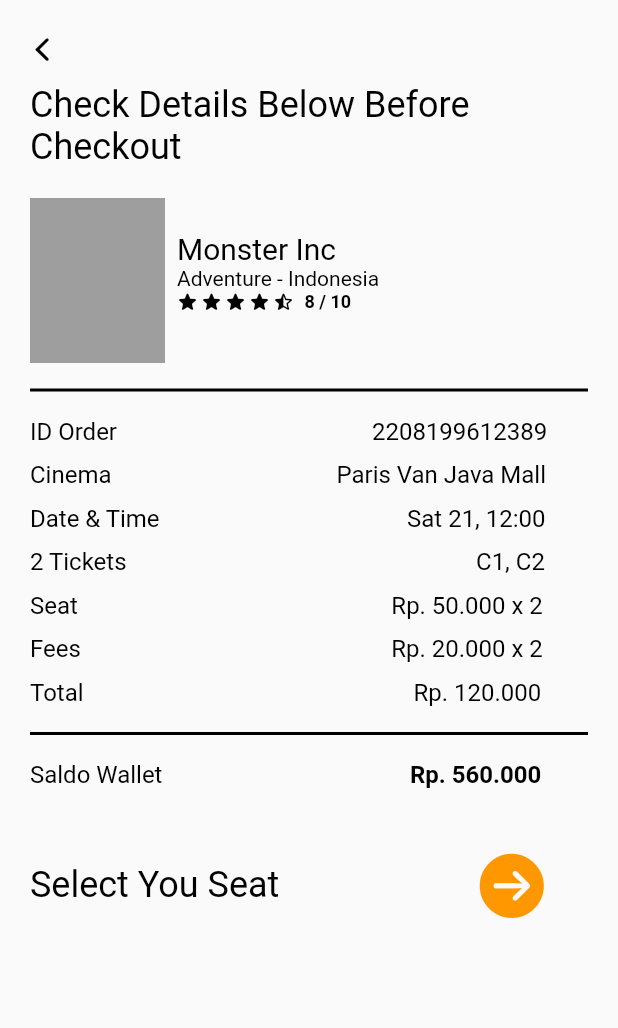
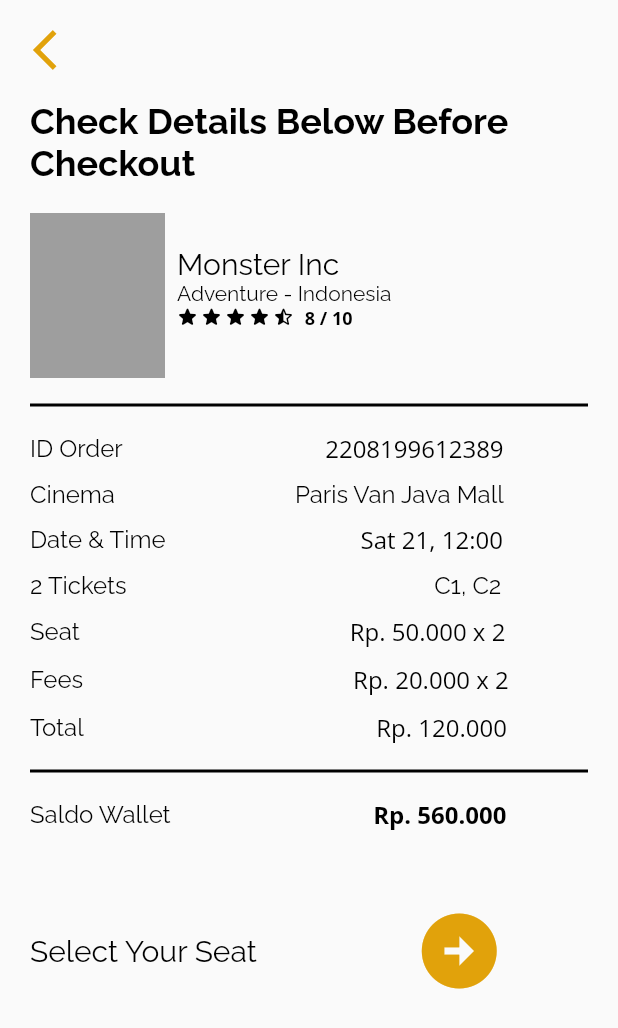
Before and after one commit to Chintialiuw/FlutixApp, a Flutter app: the checkout screen opened directly, on a phone screen of 412 x 824 dp. Shown: the top 1028 px of the screen. Run offline on Flutter 3.47's test engine with Material 2 defaults, Android fonts, the phone set to English and light mode, and no system bars; our stand-ins replace firebase_auth, firebase_core, google_fonts, shared_preferences; accounts and stored records are empty; network calls fail.

Commit message:
Update checkout.dart

```diff
--- a/lib/ui/pages/home/checkout.dart
+++ b/lib/ui/pages/home/checkout.dart
@@ -3,6 +3,7 @@
 import 'package:flutixapp/ui/pages/home/success_checkout.dart';
 import 'package:flutter/cupertino.dart';
 import 'package:flutter/material.dart';
+import 'package:google_fonts/google_fonts.dart';
 
 class checkout extends StatefulWidget {
   const checkout({super.key});
@@ -19,14 +20,15 @@ class _checkoutState extends State<checkout> {
         elevation: 0,
         backgroundColor: Colors.transparent,
         leading: Padding(
-          padding: const EdgeInsets.only(top: 10.0),
+          padding: const EdgeInsets.only(top: 10.0, left: 20),
           child: InkWell(
             onTap: () {
               Navigator.pop(context);
             },
             child: Icon(
-              CupertinoIcons.back,
-              color: Colors.black,
+              Icons.arrow_back_ios,
+              color: Color(0xFFE1A20B),
+              size: 32,
             ),
           ),
         ),
@@ -37,13 +39,13 @@ class _checkoutState extends State<checkout> {
             crossAxisAlignment: CrossAxisAlignment.start,
             children: [
               Padding(
-                padding: const EdgeInsets.only(left: 20.0, bottom: 10.0),
+                padding: const EdgeInsets.only(left: 20.0, bottom: 10.0, top: 10, right: 20),
                 child: Text(
                   "Check Details Below Before Checkout",
-                  style: TextStyle(
+                  style: GoogleFonts.raleway(
                       color: Colors.black,
                       fontSize: 24,
-                      fontWeight: FontWeight.normal),
+                      fontWeight: FontWeight.bold),
                 ),
               ),
               Row(
@@ -61,7 +63,7 @@ class _checkoutState extends State<checkout> {
                         padding: const EdgeInsets.only(left: 8.0),
                         child: Text(
                           "Monster Inc",
-                          style: TextStyle(
+                          style: GoogleFonts.raleway(
                             color: Colors.black,
                             fontSize: 20,
                             fontWeight: FontWeight.normal,
@@ -72,7 +74,7 @@ class _checkoutState extends State<checkout> {
                         padding: const EdgeInsets.only(left: 8.0),
                         child: Text(
                           "Adventure - Indonesia",
-                          style: TextStyle(
+                          style: GoogleFonts.raleway(
                             color: Colors.black,
                             fontSize: 14,
                             fontWeight: FontWeight.normal,
@@ -96,7 +98,7 @@ class _checkoutState extends State<checkout> {
                             ),
                             Text(
                               "  8 / 10",
-                              style: TextStyle(
+                              style: GoogleFonts.openSans(
                                 color: Colors.black,
                                 fontSize: 12,
                                 fontWeight: FontWeight.bold,
@@ -126,17 +128,17 @@ class _checkoutState extends State<checkout> {
                         Text(
                           "ID Order",
                           textAlign: TextAlign.left,
-                          style: TextStyle(
+                          style: GoogleFonts.raleway(
                             color: Colors.black,
                             fontSize: 16,
                             fontWeight: FontWeight.normal,
                           ),
                         ),
-                        SizedBox(width: 170),
+                        SizedBox(width: 135),
                         Text(
                           "2208199612389",
                           textAlign: TextAlign.right,
-                          style: TextStyle(
+                          style: GoogleFonts.openSans(
                             color: Colors.black,
                             fontSize: 16,
                             fontWeight: FontWeight.normal,
@@ -150,17 +152,17 @@ class _checkoutState extends State<checkout> {
                         Text(
                           "Cinema",
                           textAlign: TextAlign.left,
-                          style: TextStyle(
+                          style: GoogleFonts.raleway(
                             color: Colors.black,
                             fontSize: 16,
                             fontWeight: FontWeight.normal,
                           ),
                         ),
-                        SizedBox(width: 150),
+                        SizedBox(width: 120),
                         Text(
                           "Paris Van Java Mall",
                           textAlign: TextAlign.right,
-                          style: TextStyle(
+                          style: GoogleFonts.raleway(
                             color: Colors.black,
                             fontSize: 16,
                             fontWeight: FontWeight.normal,
@@ -174,17 +176,17 @@ class _checkoutState extends State<checkout> {
                         Text(
                           "Date & Time",
                           textAlign: TextAlign.left,
-                          style: TextStyle(
+                          style: GoogleFonts.raleway(
                             color: Colors.black,
                             fontSize: 16,
                             fontWeight: FontWeight.normal,
                           ),
                         ),
-                        SizedBox(width: 165),
+                        SizedBox(width: 130),
                         Text(
                           "Sat 21, 12:00",
                           textAlign: TextAlign.right,
-                          style: TextStyle(
+                          style: GoogleFonts.openSans(
                             color: Colors.black,
                             fontSize: 16,
                             fontWeight: FontWeight.normal,
@@ -198,17 +200,17 @@ class _checkoutState extends State<checkout> {
                         Text(
                           "2 Tickets",
                           textAlign: TextAlign.left,
-                          style: TextStyle(
+                          style: GoogleFonts.raleway(
                             color: Colors.black,
                             fontSize: 16,
                             fontWeight: FontWeight.normal,
                           ),
                         ),
-                        SizedBox(width: 233),
+                        SizedBox(width: 205),
                         Text(
                           "C1, C2",
                           textAlign: TextAlign.right,
-                          style: TextStyle(
+                          style: GoogleFonts.raleway(
                             color: Colors.black,
                             fontSize: 16,
                             fontWeight: FontWeight.normal,
@@ -222,17 +224,17 @@ class _checkoutState extends State<checkout> {
                         Text(
                           "Seat",
                           textAlign: TextAlign.left,
-                          style: TextStyle(
+                          style: GoogleFonts.raleway(
                             color: Colors.black,
                             fontSize: 16,
                             fontWeight: FontWeight.normal,
                           ),
                         ),
-                        SizedBox(width: 209),
+                        SizedBox(width: 180),
                         Text(
                           "Rp. 50.000 x 2",
                           textAlign: TextAlign.right,
-                          style: TextStyle(
+                          style: GoogleFonts.openSans(
                             color: Colors.black,
                             fontSize: 16,
                             fontWeight: FontWeight.normal,
@@ -246,17 +248,17 @@ class _checkoutState extends State<checkout> {
                         Text(
                           "Fees",
                           textAlign: TextAlign.left,
-                          style: TextStyle(
+                          style: GoogleFonts.raleway(
                             color: Colors.black,
                             fontSize: 16,
                             fontWeight: FontWeight.normal,
                           ),
                         ),
-                        SizedBox(width: 207),
+                        SizedBox(width: 180),
                         Text(
                           "Rp. 20.000 x 2",
                           textAlign: TextAlign.right,
-                          style: TextStyle(
+                          style: GoogleFonts.openSans(
                             color: Colors.black,
                             fontSize: 16,
                             fontWeight: FontWeight.normal,
@@ -270,17 +272,17 @@ class _checkoutState extends State<checkout> {
                         Text(
                           "Total",
                           textAlign: TextAlign.left,
-                          style: TextStyle(
+                          style: GoogleFonts.raleway(
                             color: Colors.black,
                             fontSize: 16,
                             fontWeight: FontWeight.normal,
                           ),
                         ),
-                        SizedBox(width: 220),
+                        SizedBox(width: 195),
                         Text(
                           "Rp. 120.000",
                           textAlign: TextAlign.right,
-                          style: TextStyle(
+                          style: GoogleFonts.openSans(
                             color: Colors.black,
                             fontSize: 16,
                             fontWeight: FontWeight.normal,
@@ -308,17 +310,17 @@ class _checkoutState extends State<checkout> {
                         Text(
                           "Saldo Wallet",
                           textAlign: TextAlign.left,
-                          style: TextStyle(
+                          style: GoogleFonts.raleway(
                             color: Colors.black,
                             fontSize: 16,
                             fontWeight: FontWeight.normal,
                           ),
                         ),
-                        SizedBox(width: 165),
+                        SizedBox(width: 135),
                         Text(
                           "Rp. 560.000",
                           textAlign: TextAlign.right,
-                          style: TextStyle(
+                          style: GoogleFonts.openSans(
                             color: Colors.black,
                             fontSize: 16,
                             fontWeight: FontWeight.bold,
@@ -326,42 +328,39 @@ class _checkoutState extends State<checkout> {
                         ),
                       ],
                     ),
+                  ],
+                ),
+              ),
               Row(
             children: [
               Padding(
-                          padding: const EdgeInsets.only(
-                              top: 50.0, bottom: 50.0, right: 130.0),
+                padding:
+                    const EdgeInsets.only(top: 50, left: 20, bottom: 40),
                 child: Text(
-                            "Select You Seat",
-                            style: TextStyle(
+                  "Select Your Seat",
+                  style: GoogleFonts.raleway(
                     color: Colors.black,
-                                fontSize: 24,
-                                fontWeight: FontWeight.normal),
+                    fontWeight: FontWeight.w400,
+                    fontSize: 20,
                   ),
                 ),
-                        Center(
-                          child: GestureDetector(
+              ),
+              GestureDetector(
                 onTap: () {
-                              Navigator.push(
-                                context,
-                                MaterialPageRoute(
-                                  builder: (context) {
-                                    return success_checkout();
+                  Navigator.of(context).push(
+                      MaterialPageRoute(builder: (context) => success_checkout()));
                 },
-                                ),
-                              );
-                            },
+                child: Padding(
+                  padding: EdgeInsets.only(
+                      right: 20, top: 50, bottom: 40, left: 105),
                   child: Icon(
-                              CupertinoIcons.arrow_right_circle_fill,
-                              color: Colors.orange,
-                              size: 50,
+                    Icons.arrow_circle_right,
+                    color: Color(0xFFE1A20B),
+                    size: 60,
                   ),
                 ),
               ),
             ],
-                    )
-                  ],
-                ),
           )
             ],
           )
```
Lines whose indentation alone changed are shown as unchanged.
